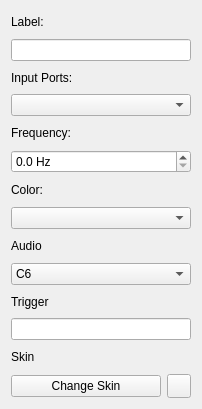
Qt form app/elementeditor.ui (GIBIS-UNIFESP/wiRedPanda) before a commit.
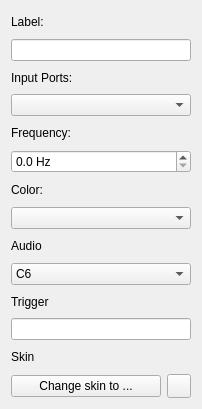
The same form after that commit. Icons and pictures are not drawn.

The edit to the form file:
```diff
--- a/app/elementeditor.ui
+++ b/app/elementeditor.ui
@@ -28,7 +28,7 @@
         </size>
        </property>
        <property name="text">
-        <string>Change Skin</string>
+        <string>Change skin to ...</string>
        </property>
       </widget>
      </item>
```
